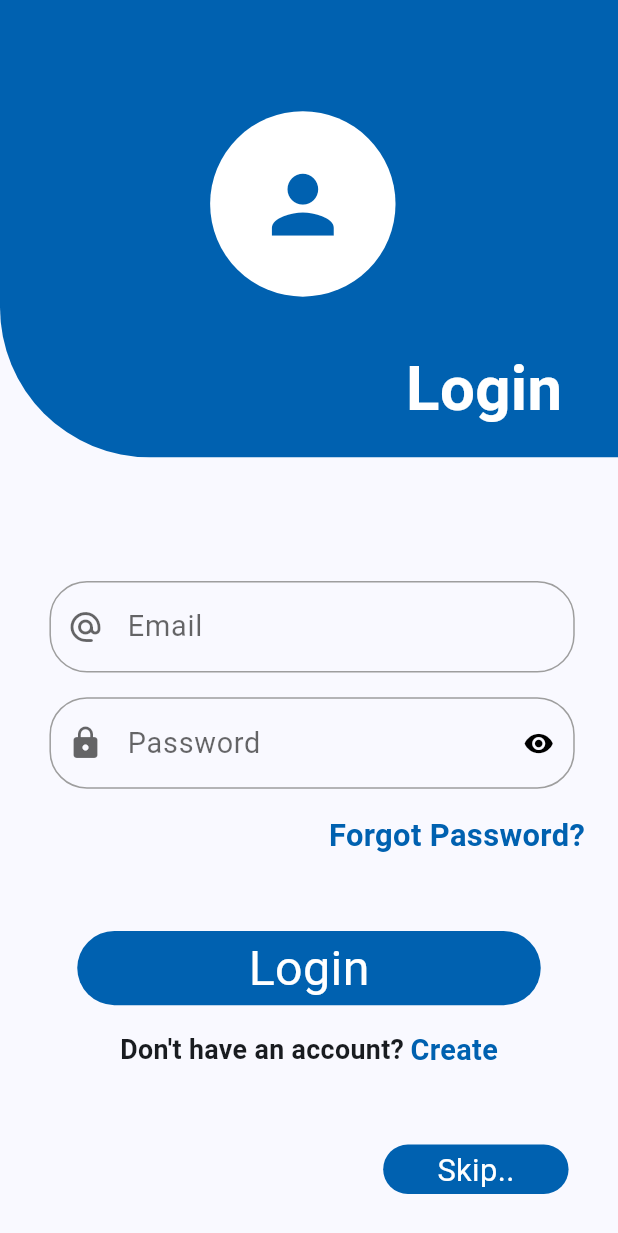
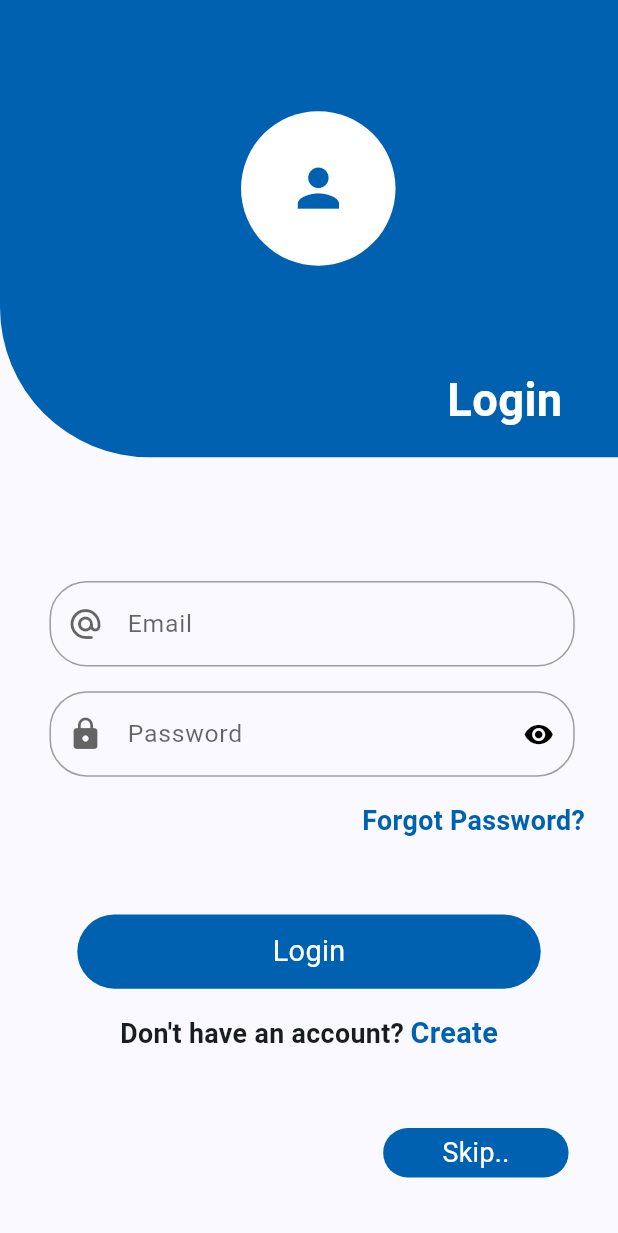
Before and after one commit to Jayfablead/pharmaxy, a Flutter app: the screen it shows after launch, on a phone screen of 412 x 824 dp. Shown: the top 1233 px of the screen. Run offline on Flutter 3.47's test engine with Material 3 defaults, Android fonts, the phone set to English and light mode, and no system bars; our stand-ins replace cached_network_image, connectivity, dropdown_button2, flutter_easyloading, flutter_spinkit, fluttertoast and 9 more; missing offline and left inert: flutter_inappwebview, flutter_paypal, razorpay_flutter; accounts and stored records are empty; Roboto replaces fonts that are missing (task); project files that could hold a hidden picture were left out.

Commit message:
19-9-24 update ui

```diff
--- a/lib/Screen/CartPage.dart
+++ b/lib/Screen/CartPage.dart
@@ -167,7 +167,7 @@ class _CartPageState extends State<CartPage> {
                                               color: Colors.black,
                                               fontWeight: FontWeight.bold,
                                               fontFamily: 'task',
-                                              fontSize: 20.sp,
+                                              fontSize: 16.sp,
                                             ),
                                           ))
                                       : Column(
@@ -515,7 +515,7 @@ class _CartPageState extends State<CartPage> {
                                                                               ),
                                                                               Text(
                                                                                 "Are You Sure to delete this product from Cart?",
-                                                                                style: TextStyle(fontWeight: FontWeight.normal, fontSize: 14.sp, fontFamily: 'task'),
+                                                                                style: TextStyle(fontWeight: FontWeight.normal, fontSize: 13.sp, fontFamily: 'task'),
                                                                               ),
                                                                               SizedBox(
                                                                                 height: 2.h,
--- a/lib/Screen/CategoryPage.dart
+++ b/lib/Screen/CategoryPage.dart
@@ -195,7 +195,7 @@ class _CategoryPageState extends State<CategoryPage> {
                                   style: TextStyle(
                                       fontWeight: FontWeight.bold,
                                       fontFamily: 'task',
-                                      fontSize: 12.sp,
+                                      fontSize: 16.sp,
                                       color: Colors.black),
                                 ),
                               ))
--- a/lib/Screen/EditProfile.dart
+++ b/lib/Screen/EditProfile.dart
@@ -510,7 +510,7 @@ class _EditProfileState extends State<EditProfile> {
                           "Save",
                           style: TextStyle(
                               color: Colors.white,
-                              fontSize: 17.sp,
+                              fontSize: 14.sp,
                               fontFamily: "task"),
                         ),
                       ),
--- a/lib/Screen/LoginPage2.dart
+++ b/lib/Screen/LoginPage2.dart
@@ -75,7 +75,7 @@ class _LoginPage2State extends State<LoginPage2> {
                             style: TextStyle(
                                 fontWeight: FontWeight.bold,
                                 fontFamily: 'task',
-                                fontSize: 30.sp,
+                                fontSize: 22.sp,
                                 color: Colors.white),
                           ),
                         ),
@@ -132,7 +132,7 @@ class _LoginPage2State extends State<LoginPage2> {
                                   hintText: 'Email',
                                   hintStyle: TextStyle(
                                       color: Colors.black.withOpacity(0.6),
-                                      fontSize: 14.sp,
+                                      fontSize: 12.sp,
                                       fontFamily: "task"),
                                 ),
                               ),
@@ -205,7 +205,7 @@ class _LoginPage2State extends State<LoginPage2> {
                                   hintText: 'Password',
                                   hintStyle: TextStyle(
                                       color: Colors.black.withOpacity(0.6),
-                                      fontSize: 14.sp,
+                                      fontSize: 12.sp,
                                       fontFamily: "task"),
                                 ),
                               ),
@@ -232,7 +232,7 @@ class _LoginPage2State extends State<LoginPage2> {
                                     color: Color(0xff0061b0),
                                     fontWeight: FontWeight.bold,
                                     fontFamily: "task",
-                                    fontSize: 15.sp),
+                                    fontSize: 13.sp),
                               ),
                             ),
                           ],
@@ -261,7 +261,7 @@ class _LoginPage2State extends State<LoginPage2> {
                             child: Text(
                               "Login",
                               style: TextStyle(
-                                  fontSize: 23.5.sp,
+                                  fontSize: 14.sp,
                                   color: Colors.white,
                                   fontFamily: "task"),
                             )),
@@ -327,7 +327,7 @@ class _LoginPage2State extends State<LoginPage2> {
                                   child: Text(
                                     "Skip..",
                                     style: TextStyle(
-                                        fontSize: 15.sp,
+                                        fontSize: 13.sp,
                                         color: Colors.white,
                                         fontFamily: "task"),
                                   )),
@@ -346,13 +346,13 @@ class _LoginPage2State extends State<LoginPage2> {
                         children: [
                           Container(
                             alignment: Alignment.center,
-                            height: 30.w,
-                            width: 30.w,
+                            height: 25.w,
+                            width: 25.w,
                             decoration: BoxDecoration(
                                 borderRadius: BorderRadius.circular(100),
                                 color: Colors.white),
                             child: Icon(Icons.person,
-                                size: 45.sp, color: Color(0xff0061b0)),
+                                size: 30.sp, color: Color(0xff0061b0)),
                           ),
                         ],
                       )),
--- a/lib/Screen/OrderSummary.dart
+++ b/lib/Screen/OrderSummary.dart
@@ -178,7 +178,7 @@ class _OrderSummaryState extends State<OrderSummary> {
                                         style: TextStyle(
                                             fontWeight: FontWeight.normal,
                                             fontFamily: 'task',
-                                            fontSize: 15.sp,
+                                            fontSize: 13.sp,
                                             color: Colors.grey),
                                       ),
                                     ],
--- a/lib/Screen/SubCateGoryPage.dart
+++ b/lib/Screen/SubCateGoryPage.dart
@@ -152,7 +152,7 @@ class _SubCateGoryPageState extends State<SubCateGoryPage> {
                                             color: Color(0xff0061b0),
                                             fontFamily: 'task',
                                             fontWeight: FontWeight.bold,
-                                            fontSize: 17.sp,
+                                            fontSize: 14.sp,
                                           ),
                                         )
                                       : Container(
--- a/lib/Screen/WishListPage.dart
+++ b/lib/Screen/WishListPage.dart
@@ -155,7 +155,7 @@ class _WishListPageState extends State<WishListPage> {
                                   child: Text(
                                     "No Products Available",
                                     style: TextStyle(
-                                      fontSize: 20.sp,
+                                      fontSize: 16.sp,
                                       fontFamily: 'task',
                                       fontWeight: FontWeight.bold,
                                     ),
--- a/lib/Widget/bottombar.dart
+++ b/lib/Widget/bottombar.dart
@@ -448,7 +448,7 @@ class _bottombarState extends State<bottombar> {
                                               Text(
                                                 "Are You Sure Want To Logout ?",
                                                 style: TextStyle(
-                                                    fontSize: 15.sp,
+                                                    fontSize: 13.sp,
                                                     fontFamily: 'task'),
                                               ),
                                             ],
```
Also changed, not shown: lib/Screen/MyOrderList.dart (+12 -13 lines).
